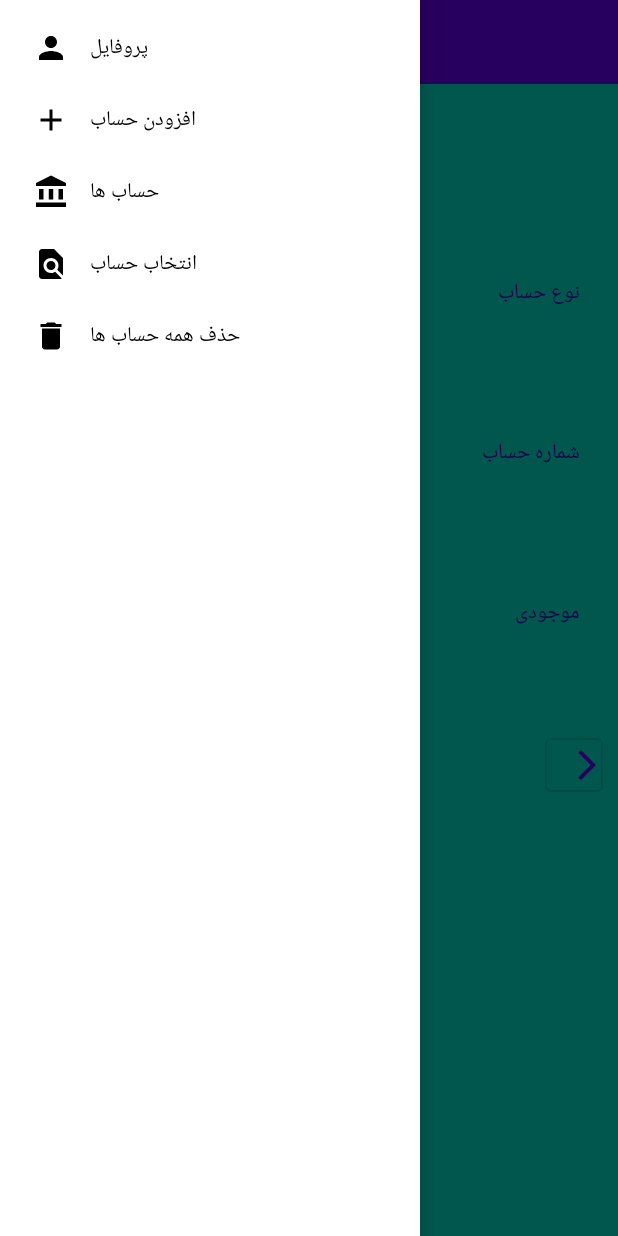
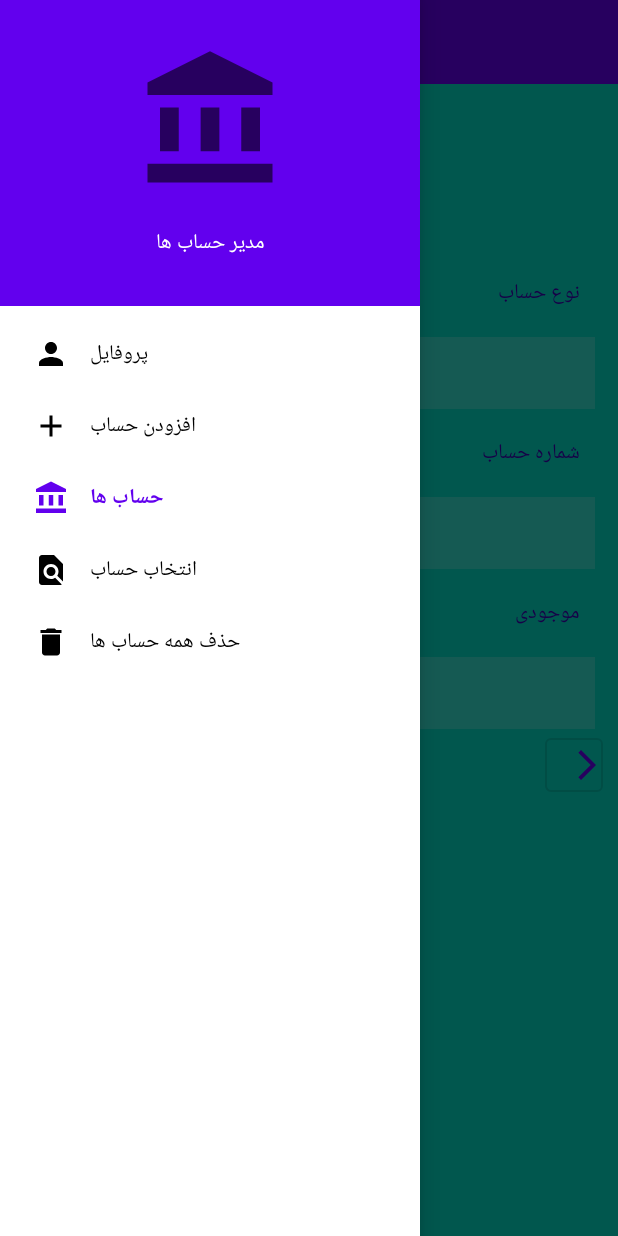
Before and after one commit to najmeRajabi/AccountManager, an Android app: the ShowAccountFragment screen opened through its navigation route, with the side drawer open, on a phone screen of 412 x 824 dp. Run offline under Robolectric (Android 15) with nearby library versions, the phone set to English and light mode, and no system bars; our stand-ins replace navigation-ui.

Commit message:
add drawer in MainActivity.kt

```diff
--- a/app/build.gradle
+++ b/app/build.gradle
@@ -51,6 +51,10 @@ dependencies {
     implementation "androidx.room:room-runtime:$room_version"
     annotationProcessor "androidx.room:room-compiler:$room_version"
 
+    def lifecycle_version = "2.4.1"
+    implementation "androidx.lifecycle:lifecycle-livedata-ktx:$lifecycle_version"
+    implementation "androidx.lifecycle:lifecycle-viewmodel-ktx:$lifecycle_version"
+
     testImplementation 'junit:junit:4.13.2'
     androidTestImplementation 'androidx.test.ext:junit:1.1.3'
     androidTestImplementation 'androidx.test.espresso:espresso-core:3.4.0'
--- a/app/src/main/java/com/example/accountmanager/MainActivity.kt
+++ b/app/src/main/java/com/example/accountmanager/MainActivity.kt
@@ -2,10 +2,47 @@ package com.example.accountmanager
 
 import androidx.appcompat.app.AppCompatActivity
 import android.os.Bundle
+import android.view.MenuItem
+import android.widget.Toolbar
+import androidx.navigation.findNavController
+import androidx.navigation.fragment.NavHostFragment
+import androidx.navigation.ui.*
+import androidx.navigation.ui.AppBarConfiguration
+import com.example.accountmanager.databinding.ActivityMainBinding
 
 class MainActivity : AppCompatActivity() {
+    lateinit var binding : ActivityMainBinding
+    private lateinit var appBarConfiguration: AppBarConfiguration
     override fun onCreate(savedInstanceState: Bundle?) {
         super.onCreate(savedInstanceState)
-        setContentView(R.layout.activity_main)
+        binding = ActivityMainBinding.inflate(layoutInflater)
+        setContentView(binding.root)
+
+        initViews()
+    }
+
+    private fun initViews() {
+        val  toolbar = findViewById<androidx.appcompat.widget.Toolbar>(R.id.toolbar)
+
+        val navHostFragment =
+            supportFragmentManager.findFragmentById(R.id.nav_host_fragment) as NavHostFragment
+        val navController = navHostFragment.navController
+        appBarConfiguration = AppBarConfiguration(
+            setOf( R.id.showProfileFragment, R.id.showAccountFragment,
+                R.id.createAccountFragment,R.id.chooseAccountFragment,
+            R.id.deleteAllAccountBtn),
+            binding.drawerLayout )
+        toolbar.setupWithNavController(navController,appBarConfiguration)
+        binding.navView.setupWithNavController(navController)
+        setSupportActionBar(toolbar)
+    }
+    override fun onSupportNavigateUp(): Boolean {
+        val navController = findNavController(R.id.nav_host_fragment)
+        return navController.navigateUp(appBarConfiguration) || super.onSupportNavigateUp()
+    }
+
+    override fun onOptionsItemSelected(item: MenuItem): Boolean {
+        val navController = findNavController(R.id.nav_host_fragment)
+        return item.onNavDestinationSelected(navController) || super.onOptionsItemSelected(item)
     }
 }
--- a/app/src/main/res/layout/list_item_account_type.xml
+++ b/app/src/main/res/layout/list_item_account_type.xml
@@ -1,18 +1,10 @@
 <?xml version="1.0" encoding="utf-8"?>
-<androidx.constraintlayout.widget.ConstraintLayout xmlns:android="http://schemas.android.com/apk/res/android"
-    xmlns:app="http://schemas.android.com/apk/res-auto"
-    android:layout_width="match_parent"
-    android:layout_height="match_parent">
 
-    <TextView
-        android:layout_width="match_parent"
-        android:layout_height="wrap_content"
-        android:ellipsize="end"
-        android:maxLines="1"
-        android:padding="16dp"
-        android:textAppearance="?attr/textAppearanceSubtitle1"
-        app:layout_constraintEnd_toEndOf="parent"
-        app:layout_constraintStart_toStartOf="parent"
-        app:layout_constraintTop_toTopOf="parent" />
 
-</androidx.constraintlayout.widget.ConstraintLayout>
+<TextView android:layout_width="match_parent"
+    android:layout_height="wrap_content"
+    android:ellipsize="end"
+    android:maxLines="1"
+    android:padding="16dp"
+    android:textAppearance="?attr/textAppearanceSubtitle1"
+    xmlns:android="http://schemas.android.com/apk/res/android" />
--- a/app/src/main/res/layout/nav_header.xml
+++ b/app/src/main/res/layout/nav_header.xml
@@ -1,6 +1,33 @@
 <?xml version="1.0" encoding="utf-8"?>
 <androidx.constraintlayout.widget.ConstraintLayout xmlns:android="http://schemas.android.com/apk/res/android"
+    xmlns:app="http://schemas.android.com/apk/res-auto"
+    xmlns:tools="http://schemas.android.com/tools"
     android:layout_width="match_parent"
-    android:layout_height="match_parent">
+    android:layout_height="match_parent"
+    android:background="?attr/colorPrimary">
+
+    <com.google.android.material.imageview.ShapeableImageView
+        android:id="@+id/imv_drawer"
+        android:layout_width="100dp"
+        android:layout_height="100dp"
+        android:layout_marginTop="30dp"
+        app:layout_constraintEnd_toEndOf="parent"
+        app:layout_constraintStart_toStartOf="parent"
+        app:layout_constraintTop_toTopOf="parent"
+        android:src="@drawable/ic_baseline_account_balance_24"
+        tools:srcCompat="@tools:sample/avatars" />
+
+    <TextView
+        android:id="@+id/txv_nameD"
+        android:layout_width="match_parent"
+        android:layout_height="wrap_content"
+        android:paddingTop="20dp"
+        android:text="@string/accountManager"
+        android:textColor="?attr/colorOnPrimary"
+        android:gravity="center"
+        android:paddingBottom="30dp"
+        android:textAppearance="@style/TextAppearance.AppCompat.Body1"
+        app:layout_constraintStart_toStartOf="parent"
+        app:layout_constraintTop_toBottomOf="@id/imv_drawer" />
 
 </androidx.constraintlayout.widget.ConstraintLayout>
--- a/app/src/main/res/values/colors.xml
+++ b/app/src/main/res/values/colors.xml
@@ -8,4 +8,5 @@
     <color name="black">#FF000000</color>
     <color name="white">#FFFFFFFF</color>
     <color name="bg_gray">#dddddd</color>
+    <color name="transform_color">#32ffffff</color>
 </resources>
--- a/app/src/main/res/values/strings.xml
+++ b/app/src/main/res/values/strings.xml
@@ -19,4 +19,5 @@
     <string name="showAccounts">حساب ها</string>
     <string name="selectAccount">انتخاب حساب</string>
     <string name="deleteAll">حذف همه حساب ها</string>
+    <string name="accountManager">مدیر حساب ها</string>
 </resources>
--- a/app/src/main/res/values/styles.xml
+++ b/app/src/main/res/values/styles.xml
@@ -22,5 +22,6 @@
     <style name="textFiledStyle.editText.show">
         <item name="android:gravity">center</item>
         <item name="android:layout_marginTop">5dp</item>
+        <item name="android:background">@color/transform_color</item>
     </style>
 </resources>
```
